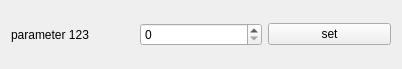
Zbysekz/SmartHome, file SmartHome/terminal/widgets/parameter.ui: the form before one commit.
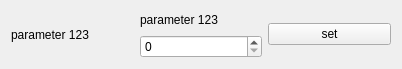
The form after the commit.

```diff
--- a/SmartHome/terminal/widgets/parameter.ui
+++ b/SmartHome/terminal/widgets/parameter.ui
@@ -22,7 +22,18 @@
     </widget>
    </item>
    <item>
-    <widget class="QSpinBox" name="spinBox"/>
+    <layout class="QVBoxLayout" name="verticalLayout">
+     <item>
+      <widget class="QLabel" name="label_real">
+       <property name="text">
+        <string>parameter 123</string>
+       </property>
+      </widget>
+     </item>
+     <item>
+      <widget class="QSpinBox" name="spinBox"/>
+     </item>
+    </layout>
    </item>
    <item>
     <widget class="QPushButton" name="btnSet">
```
